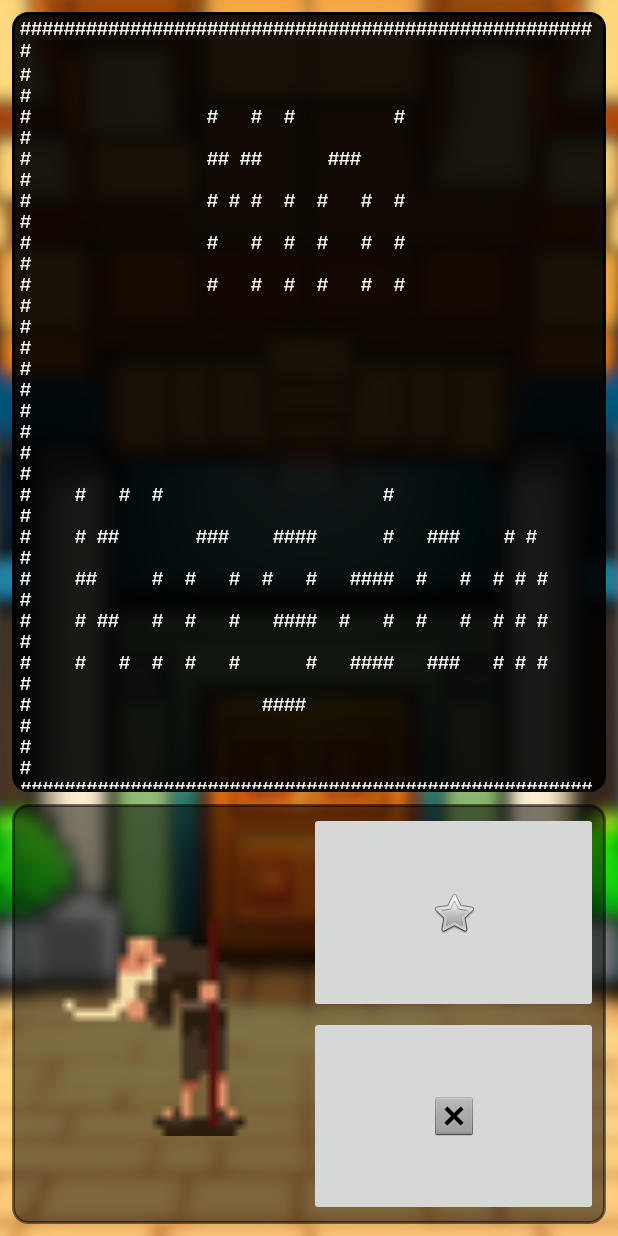
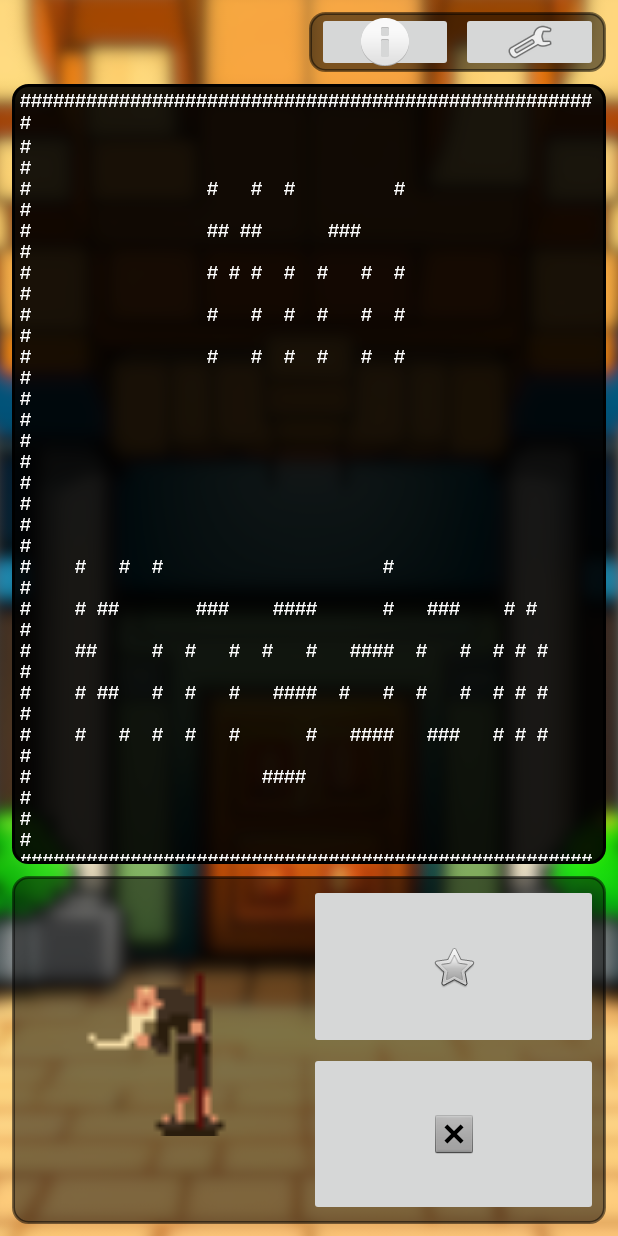
Before and after one commit to DanK-R/MiniKing, an Android app: the screen it shows after launch (MainActivity), on a phone screen of 412 x 824 dp. Run offline under Robolectric (Android 15) with nearby library versions, the phone set to English and light mode, and no system bars.

Commit message:
Added the settings and help button refenagled the layout named the elements locked main_activity to portrait

```diff
--- a/app/src/main/AndroidManifest.xml
+++ b/app/src/main/AndroidManifest.xml
@@ -13,7 +13,8 @@
         tools:targetApi="31">
         <activity
             android:name=".MainActivity"
-            android:exported="true">
+            android:exported="true"
+            android:screenOrientation="portrait">
             <intent-filter>
                 <action android:name="android.intent.action.MAIN" />
 
--- a/app/src/main/res/layout/activity_main.xml
+++ b/app/src/main/res/layout/activity_main.xml
@@ -12,7 +12,7 @@
         >
 
         <ImageView
-            android:id="@+id/imageView2"
+            android:id="@+id/background_image"
             android:layout_width="match_parent"
             android:layout_height="match_parent"
             android:scaleX="2.5"
@@ -32,6 +32,50 @@
         app:layout_constraintEnd_toEndOf="parent"
         app:layout_constraintStart_toStartOf="parent"
         app:layout_constraintTop_toTopOf="parent">
+
+        <LinearLayout
+            android:layout_width="match_parent"
+            android:layout_height="40dp"
+            android:orientation="horizontal">
+
+            <LinearLayout
+                android:layout_width="match_parent"
+                android:layout_height="match_parent"
+                android:layout_weight="1"
+                android:orientation="horizontal"></LinearLayout>
+
+            <LinearLayout
+                android:layout_width="match_parent"
+                android:layout_height="match_parent"
+                android:layout_weight="1"
+                android:background="@drawable/rounded_edges_light"
+                android:orientation="horizontal">
+
+                <ImageButton
+                    android:id="@+id/help_button"
+                    android:layout_width="wrap_content"
+                    android:layout_height="wrap_content"
+                    android:layout_weight="1"
+                    android:layout_marginRight="2.5dp"
+                    android:layout_marginLeft="5dp"
+                    app:srcCompat="@android:drawable/ic_dialog_info" />
+
+                <ImageButton
+                    android:id="@+id/settings_button"
+                    android:layout_width="wrap_content"
+                    android:layout_height="wrap_content"
+                    android:layout_weight="1"
+                    android:layout_marginRight="5dp"
+                    android:layout_marginLeft="2.5dp"
+                    app:srcCompat="@android:drawable/ic_menu_manage" />
+
+            </LinearLayout>
+
+        </LinearLayout>
+
+        <Space
+            android:layout_width="match_parent"
+            android:layout_height="8dp" />
 
         <TextView
             android:id="@+id/dialogTextView"
@@ -65,8 +109,8 @@
                 android:layout_height="match_parent"
                 android:layout_weight="1"
                 android:scaleType="center"
-                android:scaleX="6"
-                android:scaleY="6"
+                android:scaleX="4.5"
+                android:scaleY="4.5"
                 android:src="@drawable/elder_1"
                 android:translationY="-15dp" />
 
```
